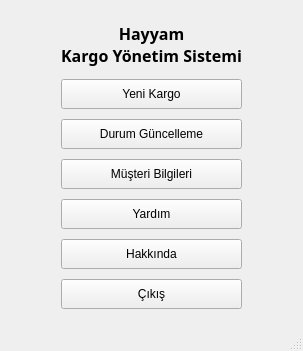
First picture: the form in src/app.ui, repository lacriment/Hayyam, before the edit.
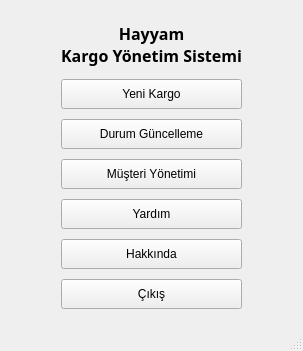
Second picture: the form after the edit.

The edit to the form file:
```diff
--- a/src/app.ui
+++ b/src/app.ui
@@ -95,7 +95,7 @@
          </size>
         </property>
         <property name="text">
-         <string>Müşteri Bilgileri</string>
+         <string>Müşteri Yönetimi</string>
         </property>
        </widget>
       </item>
```
